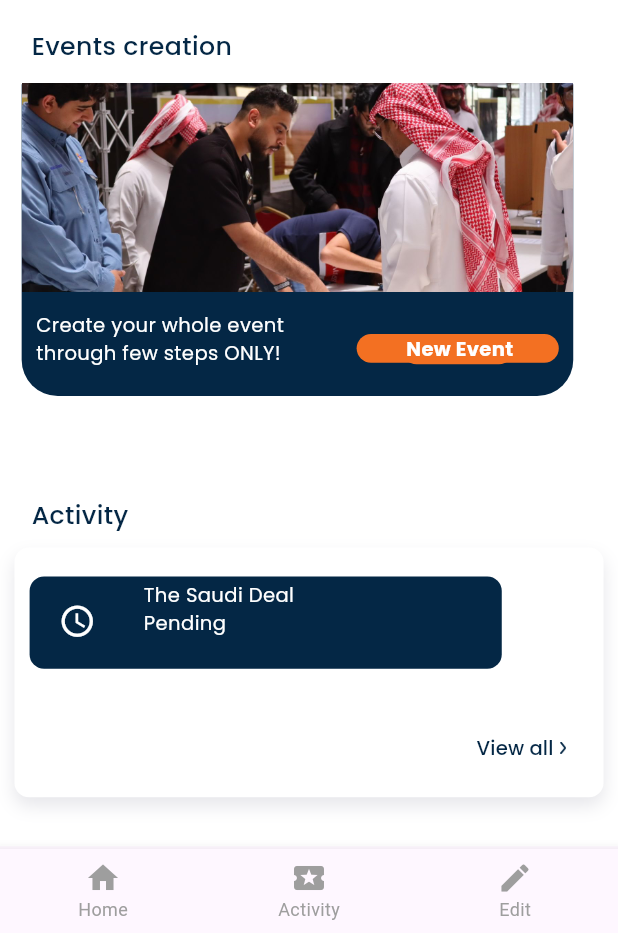
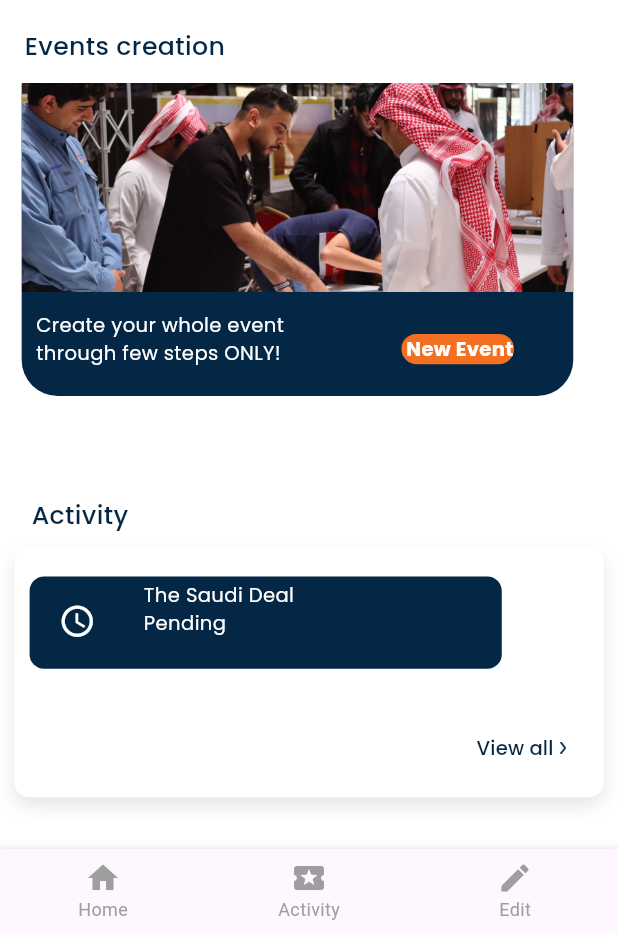
Before and after one commit to Lameesalthubaiti2001/seniorproject, a Flutter app: the ClubHome screen opened by its route, on a phone screen of 412 x 824 dp, the part 303-1236 px from its top. Run offline on Flutter 3.47's test engine with Material 3 defaults, Android fonts, the light colour scheme and no system bars; our stand-ins replace cloud_firestore, firebase_auth, firebase_core, firebase_storage, google_fonts, image_picker and 3 more; missing offline and left inert: dart:ffi; accounts and stored records are empty; network calls fail.

Commit message:
Lamees 21 march

```diff
--- a/lib/designs/club-side-home.dart
+++ b/lib/designs/club-side-home.dart
@@ -29,7 +29,7 @@ class _ClubHomeState extends State<ClubHome> {
   String? _userImageUrl;
   final FirebaseAuth _auth = FirebaseAuth.instance;
   final FirebaseFirestore _firestore = FirebaseFirestore.instance;
-  final FirebaseStorage _storage = FirebaseStorage.instance; // Initialize FirebaseStorage instance
+  final FirebaseStorage _storage = FirebaseStorage.instance;
 
   @override
   void initState() {
@@ -42,8 +42,8 @@ class _ClubHomeState extends State<ClubHome> {
     try {
       final user = _auth.currentUser;
       final userId = user!.uid;
-      DocumentSnapshot snapshot = await _firestore.collection('users').doc(
-          userId).get();
+      DocumentSnapshot snapshot =
+          await _firestore.collection('users').doc(userId).get();
 
       Map<String, dynamic>? data = snapshot.data() as Map<String, dynamic>?;
 
@@ -68,12 +68,8 @@ class _ClubHomeState extends State<ClubHome> {
   @override
   Widget build(BuildContext context) {
     double baseWidth = 428;
-    double fem = MediaQuery
-        .of(context)
-        .size
-        .width / baseWidth;
+    double fem = MediaQuery.of(context).size.width / baseWidth;
     double ffem = fem * 0.97;
-
 
     return Scaffold(
       appBar: AppBar(
@@ -82,12 +78,10 @@ class _ClubHomeState extends State<ClubHome> {
           style: TextStyle(
             color: Colors.white,
             fontWeight: FontWeight.w500,
-
           ),
         ),
         backgroundColor: const Color(0xff042745),
       ),
-
       endDrawer: Drawer(
         child: ListView(
           padding: EdgeInsets.zero,
@@ -109,13 +103,11 @@ class _ClubHomeState extends State<ClubHome> {
                         image: _userImageUrl != null
                             ? NetworkImage(_userImageUrl!)
                             : AssetImage(
-                            _userImageUrl!,
-                        ) as ImageProvider<Object>,
+                                'assets/images/default_profile.png',
+                              ) as ImageProvider<Object>,
                       ),
                     ),
                   ),
-
-
                   SizedBox(height: 10 * fem),
                   Text(
                     _clubName,
@@ -131,7 +123,8 @@ class _ClubHomeState extends State<ClubHome> {
             ),
             ListTile(
               leading: Icon(Icons.checklist),
-              title: Text('Attendance list',
+              title: Text(
+                'Attendance list',
                 style: TextStyle(fontSize: 20),
               ),
               onTap: () {
@@ -141,7 +134,8 @@ class _ClubHomeState extends State<ClubHome> {
             ),
             ListTile(
               leading: Icon(Icons.add),
-              title: Text('Add My Club',
+              title: Text(
+                'Add My Club',
                 style: TextStyle(fontSize: 20),
               ),
               onTap: () {
@@ -151,7 +145,8 @@ class _ClubHomeState extends State<ClubHome> {
             ),
             ListTile(
               leading: Icon(Icons.edit),
-              title: Text('Edit Event Information',
+              title: Text(
+                'Edit Event Information',
                 style: TextStyle(fontSize: 20),
               ),
               onTap: () {
@@ -161,7 +156,8 @@ class _ClubHomeState extends State<ClubHome> {
             ),
             ListTile(
               leading: Icon(Icons.logout),
-              title: Text('Log Out',
+              title: Text(
+                'Log Out',
                 style: TextStyle(fontSize: 20),
               ),
               onTap: () {
@@ -182,12 +178,13 @@ class _ClubHomeState extends State<ClubHome> {
             crossAxisAlignment: CrossAxisAlignment.center,
             children: [
               Container(
-                padding: EdgeInsets.fromLTRB(
-                    10 * fem, 22 * fem, 10 * fem, 34 * fem),
+                padding:
+                    EdgeInsets.fromLTRB(10 * fem, 22 * fem, 10 * fem, 34 * fem),
                 width: double.infinity,
                 child: Column(
                   crossAxisAlignment: CrossAxisAlignment.start,
                   children: [
+                    // Club Name and Image Section
                     Container(
                       margin: EdgeInsets.fromLTRB(
                           0 * fem, 0 * fem, 0 * fem, 19 * fem),
@@ -196,6 +193,7 @@ class _ClubHomeState extends State<ClubHome> {
                       child: Row(
                         crossAxisAlignment: CrossAxisAlignment.center,
                         children: [
+                          // Club Name and Description
                           Container(
                             margin: EdgeInsets.fromLTRB(
                                 0 * fem, 12 * fem, 52 * fem, 17 * fem),
@@ -218,9 +216,8 @@ class _ClubHomeState extends State<ClubHome> {
                                   ),
                                 ),
                                 Container(
-                                  constraints: BoxConstraints(
-                                    maxWidth: 168 * fem,
-                                  ),
+                                  constraints:
+                                      BoxConstraints(maxWidth: 168 * fem),
                                   child: RichText(
                                     text: TextSpan(
                                       style: TextStyle(
@@ -232,7 +229,8 @@ class _ClubHomeState extends State<ClubHome> {
                                       ),
                                       children: [
                                         TextSpan(
-                                          text: 'Create new Event \nTrack your Requests \nand more with ',
+                                          text:
+                                              'Create new Event \nTrack your Requests \nand more with ',
                                         ),
                                         TextSpan(
                                           text: 'MyEvent',
@@ -251,6 +249,7 @@ class _ClubHomeState extends State<ClubHome> {
                               ],
                             ),
                           ),
+                          // Club Image
                           Container(
                             width: 130 * fem,
                             height: 130 * fem,
@@ -261,19 +260,20 @@ class _ClubHomeState extends State<ClubHome> {
                                 image: _userImageUrl != null
                                     ? NetworkImage(_userImageUrl!)
                                     : AssetImage(
-                                  'gs://seniorproject-512e2.appspot.com/Rwad.png',
-                                ) as ImageProvider<Object>,
+                                        'assets/images/default_profile.png',
+                                      ) as ImageProvider<Object>,
                               ),
                             ),
                           ),
                         ],
                       ),
                     ),
+                    // Events Creation Section
                     Container(
                       margin: EdgeInsets.fromLTRB(
                           7 * fem, 0 * fem, 0 * fem, 13 * fem),
                       child: Text(
-                        ' Events creation',
+                        'Events creation',
                         style: TextStyle(
                           fontFamily: 'Poppins',
                           fontSize: 18 * ffem,
@@ -283,6 +283,7 @@ class _ClubHomeState extends State<ClubHome> {
                         ),
                       ),
                     ),
+                    // Create Event Button
                     Container(
                       margin: EdgeInsets.fromLTRB(
                           5 * fem, 0 * fem, 0 * fem, 15 * fem),
@@ -290,6 +291,7 @@ class _ClubHomeState extends State<ClubHome> {
                       height: 217 * fem,
                       child: Stack(
                         children: [
+                          // Background Decoration
                           Positioned(
                             left: 0 * fem,
                             top: 1 * fem,
@@ -309,6 +311,7 @@ class _ClubHomeState extends State<ClubHome> {
                               ),
                             ),
                           ),
+                          // Background Image
                           Positioned(
                             left: 0 * fem,
                             top: 0 * fem,
@@ -323,32 +326,7 @@ class _ClubHomeState extends State<ClubHome> {
                               ),
                             ),
                           ),
-                          Positioned(
-                            left: 232 * fem,
-                            top: 174 * fem,
-                            child: Align(
-                              child: SizedBox(
-                                width: 140 * fem,
-                                height: 20 * fem,
-                                child: TextButton(
-                                  onPressed: () {
-                                    // Add your logic here
-                                  },
-                                  style: TextButton.styleFrom(
-                                    padding: EdgeInsets.zero,
-                                    // Add any additional styling here
-                                  ),
-                                  child: Container(
-                                    decoration: BoxDecoration(
-                                      borderRadius: BorderRadius.circular(
-                                          15 * fem),
-                                      color: Color(0xfff37022),
-                                    ),
-                                  ),
-                                ),
-                              ),
-                            ),
-                          ),
+                          // New Event Button
                           Positioned(
                             left: 263 * fem,
                             top: 174 * fem,
@@ -360,14 +338,15 @@ class _ClubHomeState extends State<ClubHome> {
                                   onTap: () {
                                     Navigator.push(
                                       context,
-                                      MaterialPageRoute(builder: (context) =>
-                                          EventInfo2ClubSide()),
+                                      MaterialPageRoute(
+                                          builder: (context) =>
+                                              EventInfo2ClubSide()),
                                     );
                                   },
                                   child: Container(
                                     decoration: BoxDecoration(
-                                      borderRadius: BorderRadius.circular(
-                                          15 * fem),
+                                      borderRadius:
+                                          BorderRadius.circular(15 * fem),
                                       color: Color(0xfff37022),
                                     ),
                                     child: Center(
@@ -388,6 +367,7 @@ class _ClubHomeState extends State<ClubHome> {
                               ),
                             ),
                           ),
+                          // Event Creation Description
                           Positioned(
                             left: 10 * fem,
                             top: 158 * fem,
@@ -411,6 +391,7 @@ class _ClubHomeState extends State<ClubHome> {
                         ],
                       ),
                     ),
+                    // Activity Section
                     Container(
                       margin: EdgeInsets.fromLTRB(
                           7 * fem, 55 * fem, 0 * fem, 10 * fem),
@@ -425,6 +406,7 @@ class _ClubHomeState extends State<ClubHome> {
                         ),
                       ),
                     ),
+                    // Activity Content Section
                     Container(
                       padding: EdgeInsets.fromLTRB(
                           8 * fem, 20 * fem, 14 * fem, 9 * fem),
@@ -443,7 +425,7 @@ class _ClubHomeState extends State<ClubHome> {
                       child: Column(
                         crossAxisAlignment: CrossAxisAlignment.center,
                         children: [
-
+                          // Activity Item
                           Container(
                             margin: EdgeInsets.fromLTRB(
                                 0 * fem, 0 * fem, 54 * fem, 28.5 * fem),
@@ -451,6 +433,7 @@ class _ClubHomeState extends State<ClubHome> {
                             height: 65.5 * fem,
                             child: Stack(
                               children: [
+                                // Activity Item Background
                                 Positioned(
                                   left: 0 * fem,
                                   top: 0 * fem,
@@ -460,14 +443,15 @@ class _ClubHomeState extends State<ClubHome> {
                                       height: 64 * fem,
                                       child: Container(
                                         decoration: BoxDecoration(
-                                          borderRadius: BorderRadius.circular(
-                                              10 * fem),
+                                          borderRadius:
+                                              BorderRadius.circular(10 * fem),
                                           color: Color(0xff042745),
                                         ),
                                       ),
                                     ),
                                   ),
                                 ),
+                                // Activity Item Title
                                 Positioned(
                                   left: 79 * fem,
                                   top: 3 * fem,
@@ -488,6 +472,7 @@ class _ClubHomeState extends State<ClubHome> {
                                     ),
                                   ),
                                 ),
+                                // Activity Item Icon
                                 Positioned(
                                   left: 20 * fem,
                                   top: 18 * fem,
@@ -506,6 +491,7 @@ class _ClubHomeState extends State<ClubHome> {
                               ],
                             ),
                           ),
+                          // View All Button
                           Container(
                             margin: EdgeInsets.fromLTRB(
                                 312 * fem, 0 * fem, 0 * fem, 0 * fem),
@@ -531,9 +517,8 @@ class _ClubHomeState extends State<ClubHome> {
                                         );
                                       },
                                       child: Container(
-                                        margin: EdgeInsets.fromLTRB(
-                                            0 * fem, 0 * fem, 4.62 * fem,
-                                            0 * fem),
+                                        margin: EdgeInsets.fromLTRB(0 * fem,
+                                            0 * fem, 4.62 * fem, 0 * fem),
                                         child: Text(
                                           'View all',
                                           style: SafeGoogleFont(
@@ -547,9 +532,8 @@ class _ClubHomeState extends State<ClubHome> {
                                       ),
                                     ),
                                     Container(
-                                      margin: EdgeInsets.fromLTRB(
-                                          0 * fem, 0 * fem, 0 * fem,
-                                          0.02 * fem),
+                                      margin: EdgeInsets.fromLTRB(0 * fem,
+                                          0 * fem, 0 * fem, 0.02 * fem),
                                       width: 4.41 * fem,
                                       height: 8.77 * fem,
                                       child: Image.asset(
```
Also changed, not shown: lib/firebase/auth.dart (+11 -2 lines).
